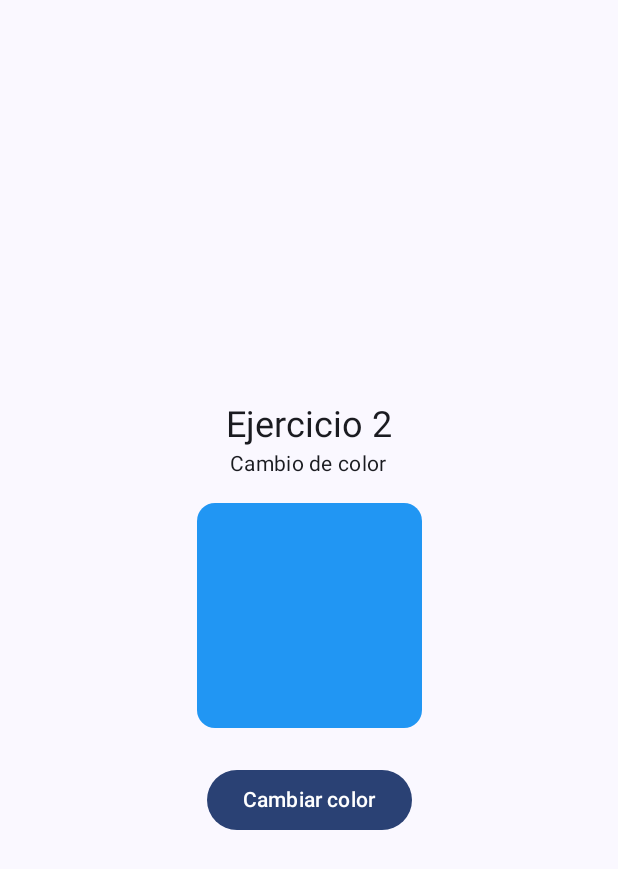
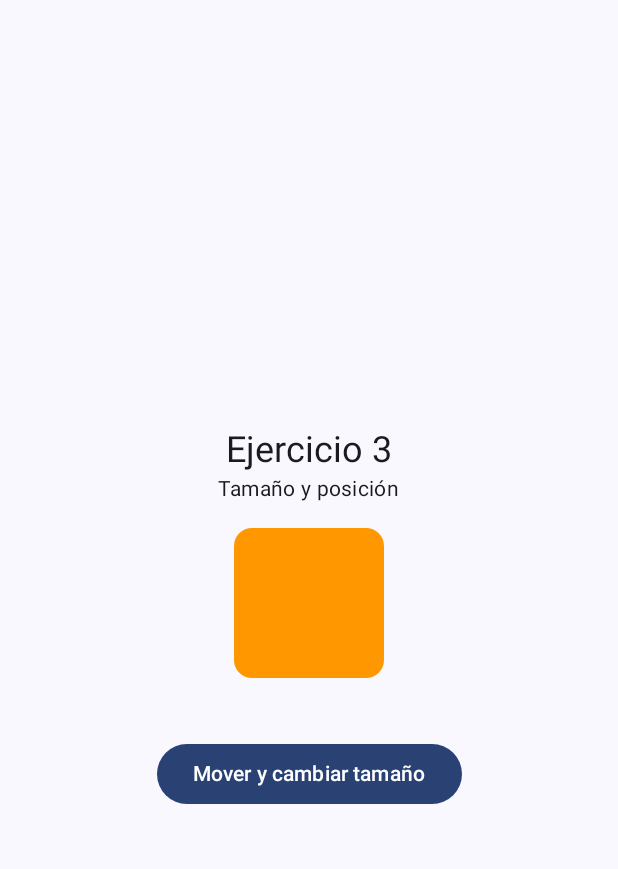
Before and after one commit to yuriphacsi/Lab13-Animaciones, an Android app built with Jetpack Compose: the screen it shows after launch (MainActivity), on a phone screen of 412 x 824 dp. Shown: the top 869 px of the screen. Run offline under Robolectric (Android 15) with nearby library versions, the phone set to English and light mode, and no system bars.

Commit message:
Ejercicio 3: animateDpAsState con offset y size

```diff
--- a/app/src/main/java/com/phacsi/lab13animaciones/MainActivity.kt
+++ b/app/src/main/java/com/phacsi/lab13animaciones/MainActivity.kt
@@ -3,8 +3,7 @@ package com.phacsi.lab13animaciones
 import android.os.Bundle
 import androidx.activity.ComponentActivity
 import androidx.activity.compose.setContent
-import androidx.compose.animation.animateColorAsState
-import androidx.compose.animation.core.tween
+import androidx.compose.animation.core.animateDpAsState
 import androidx.compose.foundation.background
 import androidx.compose.foundation.layout.Arrangement
 import androidx.compose.foundation.layout.Box
@@ -12,6 +11,7 @@ import androidx.compose.foundation.layout.Column
 import androidx.compose.foundation.layout.Spacer
 import androidx.compose.foundation.layout.fillMaxSize
 import androidx.compose.foundation.layout.height
+import androidx.compose.foundation.layout.offset
 import androidx.compose.foundation.layout.size
 import androidx.compose.foundation.shape.RoundedCornerShape
 import androidx.compose.material3.Button
@@ -38,7 +38,7 @@ class MainActivity : ComponentActivity() {
                     modifier = Modifier.fillMaxSize(),
                     color = MaterialTheme.colorScheme.background
                 ) {
-                    Ejercicio2()
+                    Ejercicio3()
                 }
             }
         }
@@ -46,13 +46,16 @@ class MainActivity : ComponentActivity() {
 }
 
 @Composable
-fun Ejercicio2() {
-    var isGreen by remember { mutableStateOf(false) }
+fun Ejercicio3() {
+    var expanded by remember { mutableStateOf(false) }
 
-    val color by animateColorAsState(
-        targetValue = if (isGreen) Color(0xFF4CAF50) else Color(0xFF2196F3),
-        animationSpec = tween(durationMillis = 800),
-        label = "colorAnimation"
+    val size by animateDpAsState(
+        targetValue = if (expanded) 200.dp else 100.dp,
+        label = "size"
+    )
+    val offsetX by animateDpAsState(
+        targetValue = if (expanded) 100.dp else 0.dp,
+        label = "offset"
     )
 
     Column(
@@ -60,21 +63,22 @@ fun Ejercicio2() {
         horizontalAlignment = Alignment.CenterHorizontally,
         verticalArrangement = Arrangement.Center
     ) {
-        Text("Ejercicio 2", style = MaterialTheme.typography.headlineSmall)
-        Text("Cambio de color", style = MaterialTheme.typography.bodyMedium)
+        Text("Ejercicio 3", style = MaterialTheme.typography.headlineSmall)
+        Text("Tamaño y posición", style = MaterialTheme.typography.bodyMedium)
 
         Spacer(modifier = Modifier.height(16.dp))
 
         Box(
             modifier = Modifier
-                .size(150.dp)
-                .background(color, shape = RoundedCornerShape(12.dp))
+                .offset(x = offsetX)
+                .size(size)
+                .background(Color(0xFFFF9800), shape = RoundedCornerShape(12.dp))
         )
 
-        Spacer(modifier = Modifier.height(24.dp))
+        Spacer(modifier = Modifier.height(40.dp))
 
-        Button(onClick = { isGreen = !isGreen }) {
-            Text("Cambiar color")
+        Button(onClick = { expanded = !expanded }) {
+            Text("Mover y cambiar tamaño")
         }
     }
 }
```
